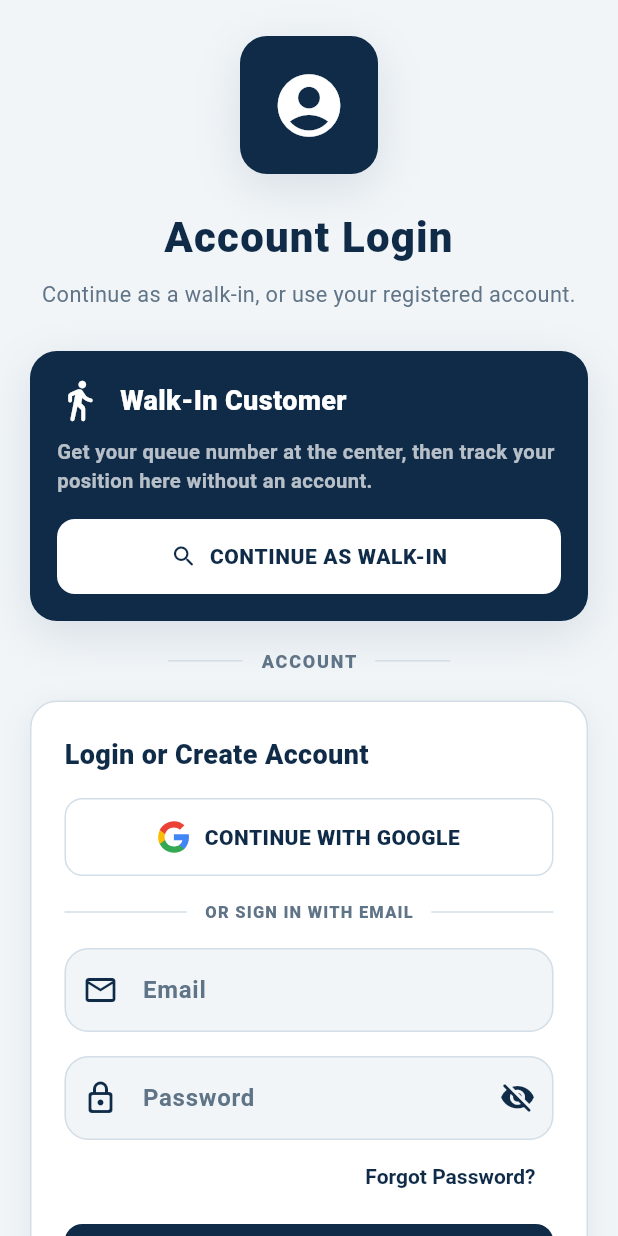
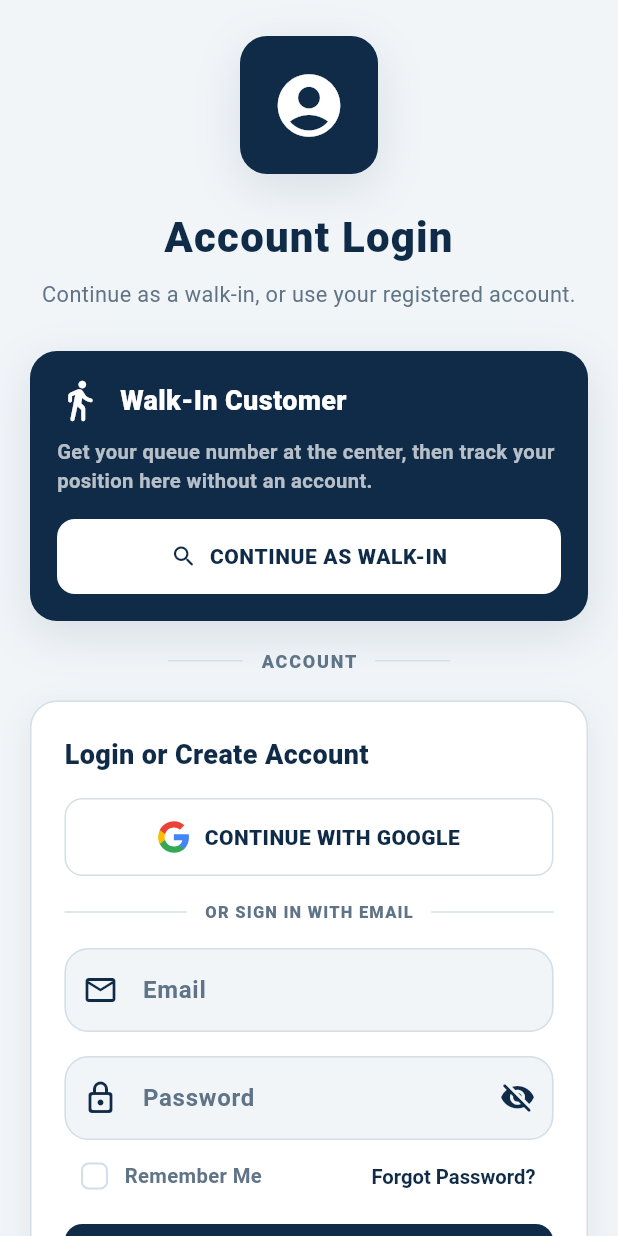
Before and after one commit to jastin213/Queue_Tracking_App, a Flutter app: the screen it shows after launch, after a tap on "Skip", on a phone screen of 412 x 824 dp. Run offline on Flutter 3.47's test engine with Material 3 defaults, Android fonts, the phone set to English and light mode, and no system bars; our stand-ins replace cloud_firestore, file_picker, firebase_auth, firebase_core, firebase_storage, flutter_tts and 6 more; missing offline and left inert: dart:js_interop, google_mlkit_text_recognition; accounts and stored records are empty.

Commit message:
final polishing 1.2

```diff
--- a/lib/screens/admin_page.dart
+++ b/lib/screens/admin_page.dart
@@ -14,6 +14,7 @@ import '../services/browser_tab_opener.dart';
 import '../services/notification_time.dart';
 import '../services/queue_source.dart';
 import '../services/queue_voice.dart';
+import '../services/remembered_login.dart';
 import '../theme/app_theme.dart';
 import '../services/firestore_query_fields.dart';
 import '../widgets/app_responsive_content.dart';
@@ -495,7 +496,7 @@ class _AdminPageState extends State<AdminPage> {
       ..hideCurrentSnackBar()
       ..showSnackBar(
         SnackBar(
-          duration: const Duration(seconds: 8),
+          duration: const Duration(seconds: 3),
           content: Text(message),
           action: SnackBarAction(
             label: "CHECK",
@@ -2896,7 +2897,7 @@ class _AdminPageState extends State<AdminPage> {
 
   Future<void> _logoutAdmin() async {
     await _saveReadAdminAppointmentNotifications();
-    await FirebaseAuth.instance.signOut();
+    await signOutAndClearRememberedLogin();
     if (!mounted) return;
     Navigator.pushAndRemoveUntil(
       context,
--- a/lib/screens/customer_home.dart
+++ b/lib/screens/customer_home.dart
@@ -9,6 +9,7 @@ import 'package:shared_preferences/shared_preferences.dart';
 import '../theme/app_theme.dart';
 import '../services/notification_time.dart';
 import '../services/customer_preferences.dart';
+import '../services/remembered_login.dart';
 import '../widgets/app_refresh_indicator.dart';
 import '../widgets/app_responsive_content.dart';
 import '../widgets/app_motion.dart';
@@ -572,7 +573,7 @@ class _CustomerHomeState extends State<CustomerHome> {
 
     try {
       await _saveReadAppointmentNotifications();
-      await FirebaseAuth.instance.signOut();
+      await signOutAndClearRememberedLogin();
 
       loggedInCustomerNameNotifier.value = "";
       loggedInCustomerEmailNotifier.value = "";
--- a/lib/screens/customer_login.dart
+++ b/lib/screens/customer_login.dart
@@ -8,6 +8,7 @@ import 'package:firebase_auth/firebase_auth.dart';
 import 'package:cloud_firestore/cloud_firestore.dart';
 import 'package:google_sign_in/google_sign_in.dart';
 import '../services/document_upload_consent.dart';
+import '../services/remembered_login.dart';
 
 import 'customer_register.dart';
 import 'customer_home.dart';
@@ -39,6 +40,7 @@ class _CustomerLoginState extends State<CustomerLogin> {
   bool isGoogleSigningIn = false;
   bool isSendingPasswordReset = false;
   bool obscurePassword = true;
+  bool rememberMe = false;
 
   bool get isAuthenticationBusy =>
       isLoading || isGoogleSigningIn || isSendingPasswordReset;
@@ -382,6 +384,7 @@ class _CustomerLoginState extends State<CustomerLogin> {
   Future<void> routeAuthenticatedUser(
     User user, {
     required String loginEmail,
+    required bool rememberSession,
     bool allowGoogleProfileCreation = false,
     bool isNewAuthUser = false,
   }) async {
@@ -419,6 +422,8 @@ class _CustomerLoginState extends State<CustomerLogin> {
         "lastLoginAt": FieldValue.serverTimestamp(),
         "updatedAt": FieldValue.serverTimestamp(),
       }, SetOptions(merge: true));
+
+      await saveRememberedLoginPreference(rememberSession);
 
       if (!mounted) return;
       Navigator.pushReplacement(
@@ -464,6 +469,8 @@ class _CustomerLoginState extends State<CustomerLogin> {
       }
       await profileReference.set(updates, SetOptions(merge: true));
 
+      await saveRememberedLoginPreference(rememberSession);
+
       loggedInCustomerNameNotifier.value =
           (data["fullName"] ?? user.displayName ?? "").toString();
       loggedInCustomerEmailNotifier.value = authEmail;
@@ -492,6 +499,7 @@ class _CustomerLoginState extends State<CustomerLogin> {
     });
 
     try {
+      await prepareLoginSession(remember: rememberMe);
       final provider = GoogleAuthProvider()
         ..setCustomParameters({"prompt": "select_account"});
       final UserCredential credential;
@@ -530,6 +538,7 @@ class _CustomerLoginState extends State<CustomerLogin> {
       await routeAuthenticatedUser(
         user,
         loginEmail: user.email?.trim() ?? "",
+        rememberSession: rememberMe,
         allowGoogleProfileCreation: true,
         isNewAuthUser: credential.additionalUserInfo?.isNewUser ?? false,
       );
@@ -573,6 +582,7 @@ class _CustomerLoginState extends State<CustomerLogin> {
     });
 
     try {
+      await prepareLoginSession(remember: rememberMe);
       final UserCredential credential = await FirebaseAuth.instance
           .signInWithEmailAndPassword(email: email, password: password);
       final User? user = credential.user;
@@ -588,6 +598,7 @@ class _CustomerLoginState extends State<CustomerLogin> {
       await routeAuthenticatedUser(
         FirebaseAuth.instance.currentUser ?? user,
         loginEmail: email,
+        rememberSession: rememberMe,
       );
     } on FirebaseAuthException catch (e) {
       if (!mounted) return;
@@ -1019,9 +1030,49 @@ class _CustomerLoginState extends State<CustomerLogin> {
                               ),
                             ),
 
-                            Align(
-                              alignment: Alignment.centerRight,
-                              child: TextButton(
+                            Row(
+                              children: [
+                                Expanded(
+                                  child: InkWell(
+                                    borderRadius: BorderRadius.circular(10),
+                                    onTap: isAuthenticationBusy
+                                        ? null
+                                        : () {
+                                            setState(() {
+                                              rememberMe = !rememberMe;
+                                            });
+                                          },
+                                    child: Row(
+                                      mainAxisSize: MainAxisSize.min,
+                                      children: [
+                                        Checkbox(
+                                          value: rememberMe,
+                                          onChanged: isAuthenticationBusy
+                                              ? null
+                                              : (value) {
+                                                  setState(() {
+                                                    rememberMe = value ?? false;
+                                                  });
+                                                },
+                                          activeColor: _primaryColor,
+                                          visualDensity: VisualDensity.compact,
+                                        ),
+                                        Flexible(
+                                          child: Text(
+                                            "Remember Me",
+                                            maxLines: 1,
+                                            style: TextStyle(
+                                              color: _mutedTextColor,
+                                              fontSize: 13.5,
+                                              fontWeight: FontWeight.w700,
+                                            ),
+                                          ),
+                                        ),
+                                      ],
+                                    ),
+                                  ),
+                                ),
+                                TextButton(
                                   onPressed: isAuthenticationBusy
                                       ? null
                                       : resetPassword,
@@ -1031,10 +1082,12 @@ class _CustomerLoginState extends State<CustomerLogin> {
                                         : "Forgot Password?",
                                     style: TextStyle(
                                       color: _primaryColor,
+                                      fontSize: 13.5,
                                       fontWeight: FontWeight.w700,
                                     ),
                                   ),
                                 ),
+                              ],
                             ),
 
                             const SizedBox(height: 8),
--- a/lib/screens/home_page.dart
+++ b/lib/screens/home_page.dart
@@ -1,9 +1,15 @@
+import 'package:cloud_firestore/cloud_firestore.dart';
+import 'package:firebase_auth/firebase_auth.dart';
 import 'package:flutter/material.dart' hide Text;
 
 import '../services/customer_onboarding.dart';
+import '../services/remembered_login.dart';
 import '../theme/app_theme.dart';
+import 'admin_page.dart';
+import 'customer_home.dart';
 import 'customer_login.dart';
 import 'customer_onboarding.dart';
+import 'customer_register.dart';
 
 class HomePage extends StatefulWidget {
   const HomePage({super.key});
@@ -13,18 +19,96 @@ class HomePage extends StatefulWidget {
 }
 
 class _HomePageState extends State<HomePage> {
-  late final Future<bool> _onboardingCompleted;
+  late final Future<Widget> _initialPage;
 
   @override
   void initState() {
     super.initState();
-    _onboardingCompleted = hasCompletedCustomerOnboarding();
+    _initialPage = _resolveInitialPage();
+  }
+
+  Future<Widget> _resolveInitialPage() async {
+    if (!await hasCompletedCustomerOnboarding()) {
+      return const CustomerOnboarding();
+    }
+
+    final rememberLogin = await isRememberedLoginEnabled();
+    if (!rememberLogin) {
+      // Native Firebase may retain a secure token between launches. A user who
+      // did not opt in must not silently reuse it when the app starts again.
+      try {
+        await configureLoginPersistence(remember: false);
+        if (FirebaseAuth.instance.currentUser != null) {
+          await FirebaseAuth.instance.signOut();
+        }
+      } catch (_) {
+        // Firebase is unavailable only in isolated tests or during a startup
+        // failure. The login page remains the safe destination.
+      }
+      _clearCustomerSessionValues();
+      return const CustomerLogin();
+    }
+
+    try {
+      await configureLoginPersistence(remember: true);
+
+      User? user = await FirebaseAuth.instance.authStateChanges().first;
+      if (user == null) return _forgetSessionAndShowLogin();
+
+      // Refreshing verifies that Firebase still recognizes the account and
+      // that its secure token has not been revoked or expired.
+      await user.reload();
+      user = FirebaseAuth.instance.currentUser;
+      if (user == null) return _forgetSessionAndShowLogin();
+      await user.getIdToken(true);
+
+      final profile = await FirebaseFirestore.instance
+          .collection('users')
+          .doc(user.uid)
+          .get(const GetOptions(source: Source.server));
+      final data = profile.data();
+      if (data == null) return _forgetSessionAndShowLogin();
+
+      final role = (data['role'] ?? '').toString().trim().toLowerCase();
+      if (role == 'admin') {
+        return const AdminPage();
+      }
+
+      if ((role == 'customer' || role == 'user') && user.emailVerified) {
+        loggedInCustomerNameNotifier.value =
+            (data['fullName'] ?? user.displayName ?? '').toString();
+        loggedInCustomerEmailNotifier.value =
+            (data['email'] ?? user.email ?? '').toString();
+        loggedInCustomerIdNotifier.value = user.uid;
+        return const CustomerHome();
+      }
+
+      return _forgetSessionAndShowLogin();
+    } catch (_) {
+      return _forgetSessionAndShowLogin();
+    }
+  }
+
+  Future<Widget> _forgetSessionAndShowLogin() async {
+    try {
+      await signOutAndClearRememberedLogin();
+    } catch (_) {
+      await clearRememberedLoginPreference();
+    }
+    _clearCustomerSessionValues();
+    return const CustomerLogin();
+  }
+
+  void _clearCustomerSessionValues() {
+    loggedInCustomerNameNotifier.value = '';
+    loggedInCustomerEmailNotifier.value = '';
+    loggedInCustomerIdNotifier.value = '';
   }
 
   @override
   Widget build(BuildContext context) {
-    return FutureBuilder<bool>(
-      future: _onboardingCompleted,
+    return FutureBuilder<Widget>(
+      future: _initialPage,
       builder: (context, snapshot) {
         if (snapshot.connectionState != ConnectionState.done) {
           return Scaffold(
@@ -38,9 +122,7 @@ class _HomePageState extends State<HomePage> {
           );
         }
 
-        return snapshot.data == true
-            ? const CustomerLogin()
-            : const CustomerOnboarding();
+        return snapshot.data ?? const CustomerLogin();
       },
     );
   }
--- a/lib/services/app_language.dart
+++ b/lib/services/app_language.dart
@@ -203,6 +203,7 @@ const Map<String, String> _filipinoTranslations = {
   'Fast': 'Mabilis',
   'Filipino': 'Filipino',
   'Forgot Password?': 'Nakalimutan ang Password?',
+  'Remember Me': 'Tandaan Ako',
   'Full name': 'Buong pangalan',
   'GAS': 'GAS',
   'Generate Queue': 'Gumawa ng Numero sa Pila',
--- /dev/null
+++ b/lib/services/remembered_login.dart
@@ -0,0 +1,62 @@
+import 'package:firebase_auth/firebase_auth.dart';
+import 'package:flutter/foundation.dart';
+import 'package:shared_preferences/shared_preferences.dart';
+
+const String rememberedLoginPreferenceKey = 'remember_login_session_v1';
+
+/// Stores only the user's Remember Me choice. Firebase Authentication keeps
+/// the secure session token; this app never stores the account password.
+Future<bool> isRememberedLoginEnabled() async {
+  try {
+    final preferences = await SharedPreferences.getInstance();
+    return preferences.getBool(rememberedLoginPreferenceKey) ?? false;
+  } catch (_) {
+    return false;
+  }
+}
+
+Future<void> saveRememberedLoginPreference(bool remember) async {
+  try {
+    final preferences = await SharedPreferences.getInstance();
+    await preferences.setBool(rememberedLoginPreferenceKey, remember);
+  } catch (_) {
+    // A local preference failure must never turn a successful Firebase sign-in
+    // into a login failure. Firebase still keeps the active session secure;
+    // the next launch simply falls back to requiring sign-in again.
+  }
+}
+
+Future<void> clearRememberedLoginPreference() async {
+  try {
+    final preferences = await SharedPreferences.getInstance();
+    await preferences.remove(rememberedLoginPreferenceKey);
+  } catch (_) {
+    // Firebase sign-out below still protects the account if preferences are
+    // temporarily unavailable.
+  }
+}
+
+/// Web supports explicit LOCAL and SESSION persistence. On Android/iOS,
+/// Firebase stores its token in the platform's protected authentication
+/// storage; the startup gate uses the preference above to decide whether that
+/// token may be reused.
+Future<void> configureLoginPersistence({required bool remember}) async {
+  if (!kIsWeb) return;
+  await FirebaseAuth.instance.setPersistence(
+    remember ? Persistence.LOCAL : Persistence.SESSION,
+  );
+}
+
+Future<void> prepareLoginSession({required bool remember}) async {
+  // Clearing a previous opt-in before an unremembered login is the secure
+  // default, even if the following sign-in attempt does not finish.
+  if (!remember) {
+    await saveRememberedLoginPreference(false);
+  }
+  await configureLoginPersistence(remember: remember);
+}
+
+Future<void> signOutAndClearRememberedLogin() async {
+  await clearRememberedLoginPreference();
+  await FirebaseAuth.instance.signOut();
+}
```
Also changed, not shown: 3 other files. Lines whose indentation alone changed are shown as unchanged.
